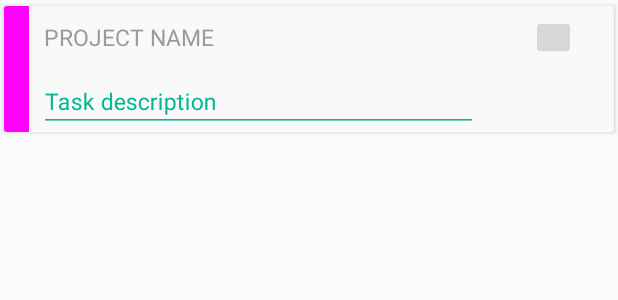
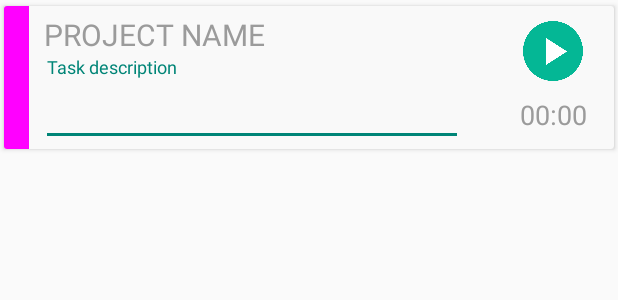
Before and after one commit to EEInternship/TimeTracker2, an Android app: the layout cardview_start_work.xml on its own in the app's theme, with its tools: preview values and no code run, on a phone screen of 412 x 824 dp. Shown: the top 300 px of the screen. Run offline under Robolectric (Android 15) with nearby library versions, the phone set to English and light mode, and no system bars.

Commit message:
Design - CardView
5.5.2017

```diff
--- a/app/src/main/java/eeinternship/com/timetracker/StartWorkActivity.java
+++ b/app/src/main/java/eeinternship/com/timetracker/StartWorkActivity.java
@@ -54,7 +54,6 @@ public class StartWorkActivity extends AppCompatActivity {
 
     ArrayList<Ticket> ticketList = new ArrayList<Ticket>();
 
-
     /// test
     boolean[] checkedProject = new boolean[3];
     final String[] projectList = {"Time Tracker", "Bug Reporter", "Project Name Test"};
@@ -107,7 +106,6 @@ public class StartWorkActivity extends AppCompatActivity {
         recyclerView.setHasFixedSize(true);
         setAdapter();
 
-
         buttonOptions.setOnClickListener(new View.OnClickListener() {
             @Override
             public void onClick(View v) {
@@ -140,7 +138,6 @@ public class StartWorkActivity extends AppCompatActivity {
                             ticketList.add(new Ticket("0:00", labelBtnFirstProject.getText().toString(), Ticket.State.Start));
                             userData.setTicketList(ticketList);
                             applicationTimeTracker.setUserData(userData);
-
                             adapter.notifyDataSetChanged();
                             closeMenu();
                         }
--- a/app/src/main/java/eeinternship/com/timetracker/StartWorkAdapter.java
+++ b/app/src/main/java/eeinternship/com/timetracker/StartWorkAdapter.java
@@ -6,6 +6,7 @@ import android.view.LayoutInflater;
 import android.view.View;
 import android.view.ViewGroup;
 import android.widget.ImageButton;
+import android.widget.LinearLayout;
 import android.widget.TextView;
 
 import java.sql.Time;
@@ -20,9 +21,7 @@ import Data.Ticket;
 
 public class StartWorkAdapter extends RecyclerView.Adapter<StartWorkAdapter.IViewHolder> {
     ArrayList<Ticket> adapter = new ArrayList<>();
-
-
-
+    LinearLayout linearLayout;
 
     public StartWorkAdapter(ArrayList<Ticket> adapterC) {
         this.adapter = adapterC;
@@ -42,31 +41,34 @@ public class StartWorkAdapter extends RecyclerView.Adapter<StartWorkAdapter.IVie
         holder.startWork = TC.getState();
         holder.projectName.setText(TC.getProject());
 
-        if(holder.startWork != Ticket.State.Done){
-            if(holder.startWork == Ticket.State.Start){
+       /* if(TC.getProject().equals("PROJECT ONE")){
+            holder.colorOfProject.setBackgroundColor(Color.parseColor("#000000"));
+        }*/
+
+        if (holder.startWork != Ticket.State.Done) {
+            if (holder.startWork == Ticket.State.Start) {
                 holder.showTimer = true;
                 holder.imageButton.setBackgroundResource(R.drawable.img_start_btn);
                 TC.setTime("0:00");
-            }
-            else if(holder.startWork == Ticket.State.Stop)
+            } else if (holder.startWork == Ticket.State.Stop)
                 holder.imageButton.setBackgroundResource(R.drawable.img_stop_btn);
-            else if(holder.startWork == Ticket.State.Restart)
+            else if (holder.startWork == Ticket.State.Restart)
                 holder.imageButton.setBackgroundResource(R.drawable.img_recreate_btn);
 
             holder.timeWork.setText(TC.getTime());
             holder.imageButton.setVisibility(View.VISIBLE);
         }
 
-        final CountDownTimer projectTimeTracker = new CountDownTimer(1000000000,100) {
+        final CountDownTimer projectTimeTracker = new CountDownTimer(1000000000, 100) {
             @Override
             public void onTick(long millisUntilFinished) {
                 Calendar current = Calendar.getInstance();
-                Time diff = new Time ( current.get(Calendar.HOUR_OF_DAY), current.get(Calendar.MINUTE), current.get(Calendar.SECOND));
+                Time diff = new Time(current.get(Calendar.HOUR_OF_DAY), current.get(Calendar.MINUTE), current.get(Calendar.SECOND));
                 long difference = diff.getTime() - holder.startTime.getTime();
                 Time differenceTime = new Time(difference);
-                int workTimeHours = differenceTime.getHours()-1;
+                int workTimeHours = differenceTime.getHours() - 1;
                 int workTimeMinutes = differenceTime.getMinutes();
-                setTextView(workTimeHours,workTimeMinutes,holder.timeWork,holder.showTimer);
+                setTextView(workTimeHours, workTimeMinutes, holder.timeWork, holder.showTimer);
             }
 
             @Override
@@ -79,36 +81,36 @@ public class StartWorkAdapter extends RecyclerView.Adapter<StartWorkAdapter.IVie
             public void onClick(View v) {
                 final Calendar calendar = Calendar.getInstance();
 
-                if(holder.startWork == Ticket.State.Start){
-                    holder.startTime = new Time(calendar.get(Calendar.HOUR_OF_DAY),calendar.get(Calendar.MINUTE),calendar.get(Calendar.SECOND));
+                if (holder.startWork == Ticket.State.Start) {
+                    holder.startTime = new Time(calendar.get(Calendar.HOUR_OF_DAY), calendar.get(Calendar.MINUTE), calendar.get(Calendar.SECOND));
                     holder.startWork = Ticket.State.Stop;
                     holder.imageButton.setBackgroundResource(R.drawable.img_stop_btn);
                     projectTimeTracker.start();
                     TC.setState(holder.startWork);
-                    adapter.set(position,TC);
-                }else if(holder.startWork == Ticket.State.Stop){
+                    adapter.set(position, TC);
+                } else if (holder.startWork == Ticket.State.Stop) {
                     holder.showTimer = false;
                     projectTimeTracker.cancel();
-                    holder.finishTime = new Time(calendar.get(Calendar.HOUR_OF_DAY),calendar.get(Calendar.MINUTE),calendar.get(Calendar.SECOND));
+                    holder.finishTime = new Time(calendar.get(Calendar.HOUR_OF_DAY), calendar.get(Calendar.MINUTE), calendar.get(Calendar.SECOND));
                     long differenceLong = holder.finishTime.getTime() - holder.startTime.getTime();
                     Time workTime = new Time(differenceLong);
-                    if(workTime.getMinutes()<10)
-                        holder.timeWork.setText(workTime.getHours()-1+":0"+workTime.getMinutes());
+                    if (workTime.getMinutes() < 10)
+                        holder.timeWork.setText(workTime.getHours() - 1 + ":0" + workTime.getMinutes());
                     else
-                        holder.timeWork.setText(workTime.getHours()-1+":"+workTime.getMinutes());
+                        holder.timeWork.setText(workTime.getHours() - 1 + ":" + workTime.getMinutes());
                     String timeWork = holder.timeWork.getText().toString();
                     holder.imageButton.setBackgroundResource(R.drawable.img_recreate_btn);
                     holder.startWork = Ticket.State.Restart;
                     TC.setTime(timeWork);
                     TC.setState(holder.startWork);
-                    adapter.set(position,TC);
-                }else if(holder.startWork == Ticket.State.Restart){
+                    adapter.set(position, TC);
+                } else if (holder.startWork == Ticket.State.Restart) {
                     holder.imageButton.setVisibility(View.GONE);
-                    adapter.add(new Ticket("0:00",TC.getProject(), Ticket.State.Start));
-                    notifyItemChanged(adapter.size()-1);
+                    adapter.add(new Ticket("0:00", TC.getProject(), Ticket.State.Start));
+                    notifyItemChanged(adapter.size() - 1);
                     holder.startWork = Ticket.State.Done;
                     TC.setState(holder.startWork);
-                    adapter.set(position,TC);
+                    adapter.set(position, TC);
                 }
             }
 
@@ -118,14 +120,14 @@ public class StartWorkAdapter extends RecyclerView.Adapter<StartWorkAdapter.IVie
 
     }
 
-    public void setTextView(int hours, int minutes, TextView textView,boolean doWork){
-        if(!doWork )
+    public void setTextView(int hours, int minutes, TextView textView, boolean doWork) {
+        if (!doWork)
             return;
 
-        if(minutes<10)
-            textView.setText(hours+":0"+minutes);
+        if (minutes < 10)
+            textView.setText(hours + ":0" + minutes);
         else
-            textView.setText(hours + ":"+minutes);
+            textView.setText(hours + ":" + minutes);
     }
 
     @Override
@@ -138,15 +140,18 @@ public class StartWorkAdapter extends RecyclerView.Adapter<StartWorkAdapter.IVie
         ImageButton imageButton;
         Time startTime;
         Time finishTime;
+        LinearLayout colorOfProject;
         Ticket.State startWork = Ticket.State.Start;
         boolean showTimer = true;
+
         public IViewHolder(View itemView) {
             super(itemView);
             projectName = (TextView) itemView.findViewById(R.id.project_name);
             timeWork = (TextView) itemView.findViewById(R.id.hour_min);
             imageButton = (ImageButton) itemView.findViewById(R.id.btn_start_work);
-            if(startWork == Ticket.State.Start)
+            if (startWork == Ticket.State.Start)
                 imageButton.setBackgroundResource(R.drawable.img_start_btn);
+            colorOfProject = (LinearLayout) itemView.findViewById(R.id.color_of_project);
 
         }
     }
--- a/app/src/main/res/layout/activity_start_work.xml
+++ b/app/src/main/res/layout/activity_start_work.xml
@@ -183,7 +183,7 @@
             android:elevation="0.0dp"
             android:src="@drawable/ic_assignment"
             android:visibility="invisible"
-            app:backgroundTint="#3ecaff"
+            app:backgroundTint="#3f51b5"
             app:pressedTranslationZ="12dp" />
     </LinearLayout>
     <!--project three-->
@@ -222,7 +222,7 @@
             android:elevation="0dp"
             android:src="@drawable/ic_assignment"
             android:visibility="invisible"
-            app:backgroundTint="#3ecaff"
+            app:backgroundTint="#9c27b0"
             app:pressedTranslationZ="12dp" />
     </LinearLayout>
 </android.support.design.widget.CoordinatorLayout>
--- a/app/src/main/res/layout/cardview_start_work.xml
+++ b/app/src/main/res/layout/cardview_start_work.xml
@@ -1,5 +1,4 @@
 <?xml version="1.0" encoding="utf-8"?>
-
 <android.support.v7.widget.CardView xmlns:android="http://schemas.android.com/apk/res/android"
     xmlns:app="http://schemas.android.com/apk/res-auto"
     android:layout_width="match_parent"
@@ -8,115 +7,104 @@
     app:cardBackgroundColor="@color/colorBackgroundActivity"
     app:cardUseCompatPadding="true">
 
+    <RelativeLayout
+        android:layout_width="match_parent"
+        android:layout_height="95dp">
+
         <LinearLayout
             android:layout_width="match_parent"
             android:layout_height="match_parent"
             android:orientation="horizontal"
             android:weightSum="1">
-
             <!--color of project-->
             <LinearLayout
+                android:id="@+id/color_of_project"
                 android:layout_width="match_parent"
                 android:layout_height="match_parent"
                 android:layout_weight="0.48"
-            android:background="#FF00FF"></LinearLayout>
-
-
+                android:background="#FF00FF"
+                android:orientation="horizontal" />
+            <!--main-->
             <LinearLayout
                 android:layout_width="match_parent"
                 android:layout_height="match_parent"
                 android:layout_weight="0.12"
                 android:orientation="vertical"
                 android:weightSum="1">
-
+                <!--name of the project-->
                 <LinearLayout
                     android:layout_width="match_parent"
                     android:layout_height="match_parent"
-                android:layout_weight="0.6">
+                    android:layout_weight="0.7">
 
                     <TextView
                         android:id="@+id/project_name"
                         android:layout_width="match_parent"
                         android:layout_height="match_parent"
-                    android:paddingTop="10dp"
+                        android:layout_gravity="left|center"
+                        android:gravity="left|center"
                         android:paddingLeft="10dp"
+                        android:paddingTop="5dp"
                         android:text="PROJECT NAME"
                         android:textColor="#9b9b9b"
-                    android:textSize="15dp" />
+                        android:textSize="20dp" />
                 </LinearLayout>
 
                 <LinearLayout
                     android:layout_width="match_parent"
                     android:layout_height="match_parent"
-                android:layout_weight="0.4"
-                android:focusable="true"
-                android:focusableInTouchMode="true"
-                android:orientation="vertical">
+                    android:layout_weight="0.3">
 
                     <android.support.design.widget.TextInputLayout
-                    android:id="@+id/desc_layout"
                         android:layout_width="match_parent"
                         android:layout_height="match_parent"
-                    android:layout_marginRight="10dp"
-                    android:paddingLeft="10dp"
-                    android:textColorHint="#04b795"
-                    android:orientation="vertical">
+                        android:layout_marginTop="5dp"
+                        android:paddingLeft="8dp">
 
                         <EditText
                             android:id="@+id/desc_text"
                             android:layout_width="match_parent"
                             android:layout_height="match_parent"
+                            android:layout_marginBottom="2dp"
+                            android:layout_marginRight="20dp"
                             android:hint="Task description"
                             android:singleLine="true"
-                        android:textColor="#04b795"
-                        android:textSize="15dp"
-                        android:layout_marginLeft="-3dp"
-                        android:backgroundTint="#04b795"/>
+                            android:textSize="15dp" />
+
 
                     </android.support.design.widget.TextInputLayout>
                 </LinearLayout>
+
+
             </LinearLayout>
 
             <LinearLayout
-            android:layout_width="match_parent"
-            android:layout_height="match_parent"
-            android:layout_weight="0.4"
-            android:orientation="vertical"
-            android:weightSum="1">
-
-            <!--button start/pause-->
-            <LinearLayout
+                android:id="@+id/state_color"
                 android:layout_width="match_parent"
                 android:layout_height="match_parent"
                 android:layout_gravity="center"
-                android:layout_weight="0.5"
+                android:layout_weight="0.40"
                 android:gravity="center"
-                >
+                android:orientation="vertical">
 
                 <ImageButton
                     android:id="@+id/btn_start_work"
-                    android:layout_width="30dp"
-                    android:layout_height="30dp"
-                    android:layout_gravity="center" />
-            </LinearLayout>
-            <!--display time-->
-            <LinearLayout
-                android:layout_width="match_parent"
-                android:layout_height="match_parent"
-                android:layout_weight="0.5">
+                    android:layout_width="40dp"
+                    android:layout_height="40dp"
+                    android:layout_gravity="center"
+                    android:background="@drawable/img_start_btn" />
 
                 <TextView
                     android:id="@+id/hour_min"
                     android:layout_width="match_parent"
-                    android:layout_height="match_parent"
-                    android:layout_gravity="center"
-                    android:gravity="center"
-                    android:textColor="#000000"
-                    android:textSize="22dp" />
+                    android:layout_height="wrap_content"
+                    android:layout_gravity="bottom|center"
+                    android:gravity="bottom|center"
+                    android:paddingTop="10dp"
+                    android:text="00:00"
+                    android:textColor="#9b9b9b"
+                    android:textSize="18dp" />
             </LinearLayout>
-
         </LinearLayout>
-
-    </LinearLayout>
-
+    </RelativeLayout>
 </android.support.v7.widget.CardView>
```
Also changed, not shown: app/src/main/res/drawable/img_stop_btn.png. Lines whose indentation alone changed are shown as unchanged.
